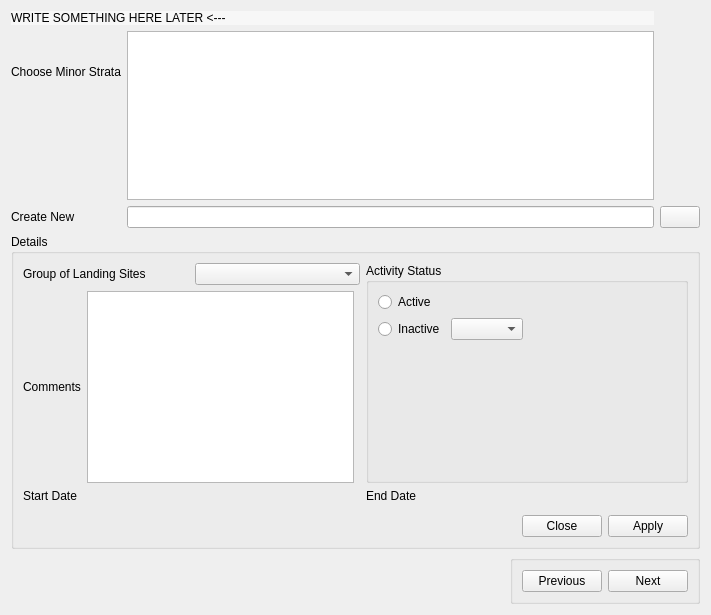
Qt form app_new/frmminorstrata.ui (doublebyte1/app_solution) before a commit.
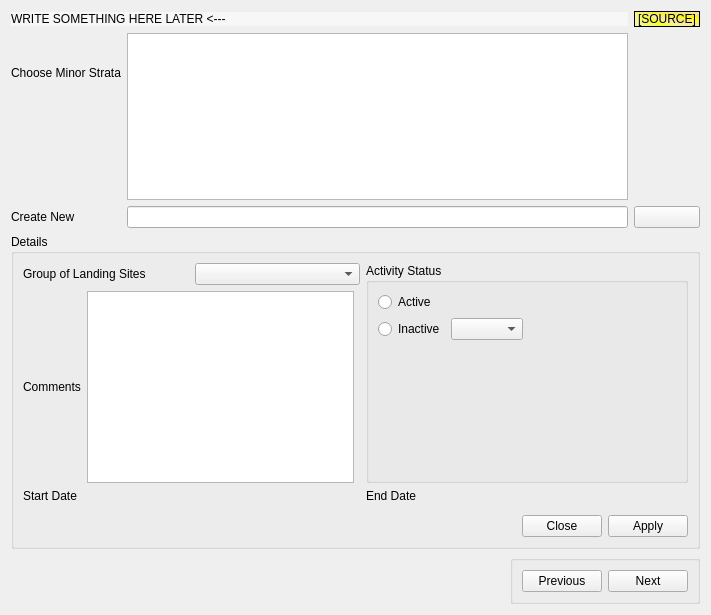
The same form after that commit. Icons and pictures are not drawn. Custom widgets are drawn as their Qt base class.

The edit to the form file:
```diff
--- a/app_new/frmminorstrata.ui
+++ b/app_new/frmminorstrata.ui
@@ -284,6 +284,26 @@
      </property>
     </widget>
    </item>
+   <item row="0" column="2">
+    <widget class="QLabel" name="lbSource">
+     <property name="styleSheet">
+      <string notr="true">background-color: qconicalgradient(cx:0, cy:0, angle:135, stop:0 rgba(220, 220, 220, 69), stop:0.375 rgba(255, 255, 0, 69), stop:0.423533 rgba(251, 255, 0, 145), stop:0.45 rgba(247, 255, 0, 208), stop:0.477581 rgba(255, 244, 71, 130), stop:0.518717 rgba(255, 218, 71, 130), stop:0.55 rgba(255, 255, 0, 255), stop:0.57754 rgba(255, 203, 0, 130), stop:0.625 rgba(255, 255, 0, 69), stop:1 rgba(255, 255, 0, 69));
+font: 75 10pt &quot;Fixedsys&quot;;</string>
+     </property>
+     <property name="frameShape">
+      <enum>QFrame::StyledPanel</enum>
+     </property>
+     <property name="frameShadow">
+      <enum>QFrame::Raised</enum>
+     </property>
+     <property name="text">
+      <string>[SOURCE]</string>
+     </property>
+     <property name="scaledContents">
+      <bool>true</bool>
+     </property>
+    </widget>
+   </item>
   </layout>
  </widget>
  <customwidgets>
```
